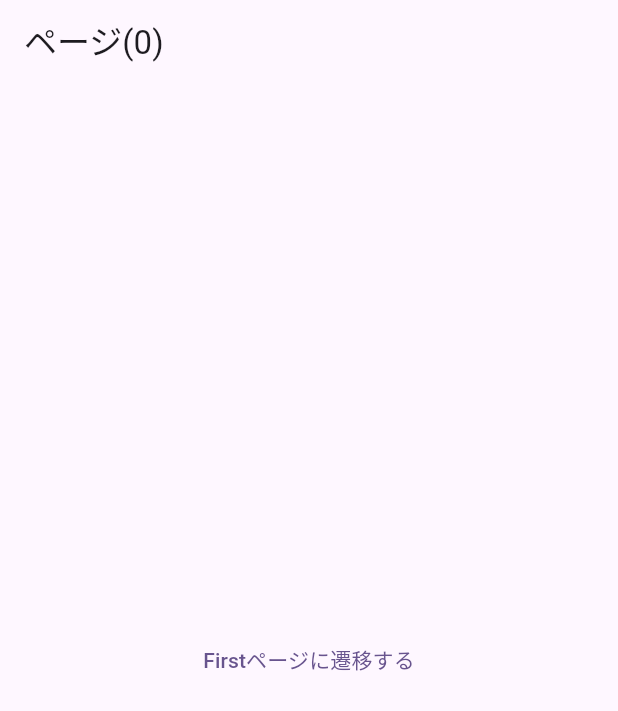
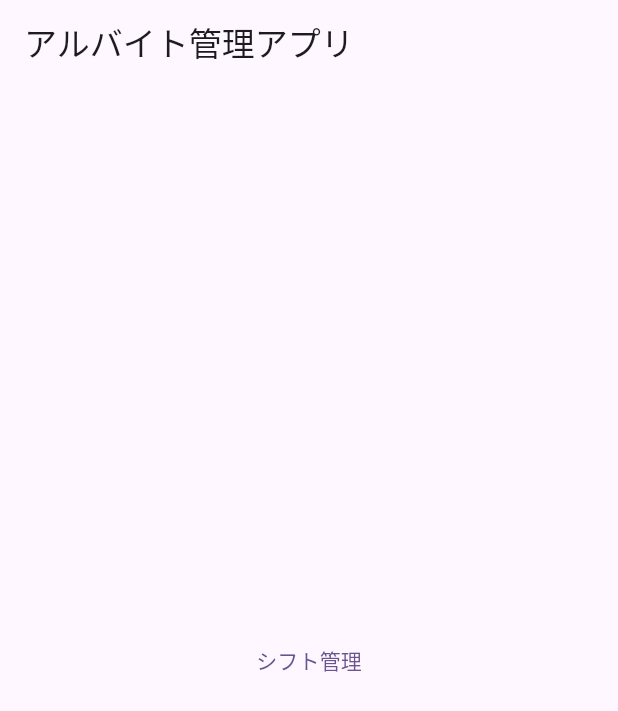
Before and after one commit to murakamiryota0908/flutterMock, a Flutter app: the screen it shows after launch, on a phone screen of 412 x 824 dp. Shown: the top 711 px of the screen. Run offline on Flutter 3.47's test engine with Material 3 defaults, Android fonts, the phone set to English and light mode, and no system bars.

Commit message:
テキストの変更

```diff
--- a/lib/firstpage.dart
+++ b/lib/firstpage.dart
@@ -5,7 +5,7 @@ class firstpage extends StatelessWidget {
   @override
   Widget build(BuildContext context) {
     return Scaffold(
-        appBar: AppBar(title: Text("ページ(1)")),
+        appBar: AppBar(title: Text("シフト管理画面")),
         body: Center(
           child: TextButton(
             child: Text("secondページに遷移する"),
--- a/lib/homepage.dart
+++ b/lib/homepage.dart
@@ -5,11 +5,10 @@ class homepage extends StatelessWidget {
   @override
   Widget build(BuildContext context) {
     return Scaffold(
-        appBar: AppBar(title: Text("ページ(0)")),
+        appBar: AppBar(title: Text("アルバイト管理アプリ")),
         body: Center(
           child: TextButton(
-            child: Text("Firstページに遷移する"),
-            // （1） 前の画面に戻る
+            child: Text("シフト管理"),
             onPressed: () {
               Navigator.push(context,
                   MaterialPageRoute(builder: (context) => firstpage()));
```
